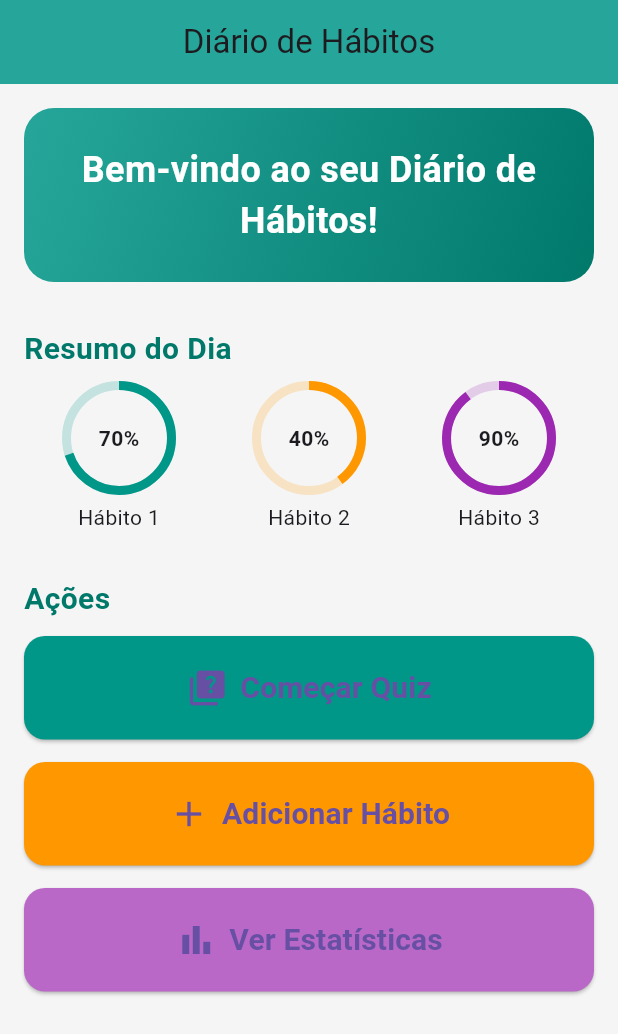
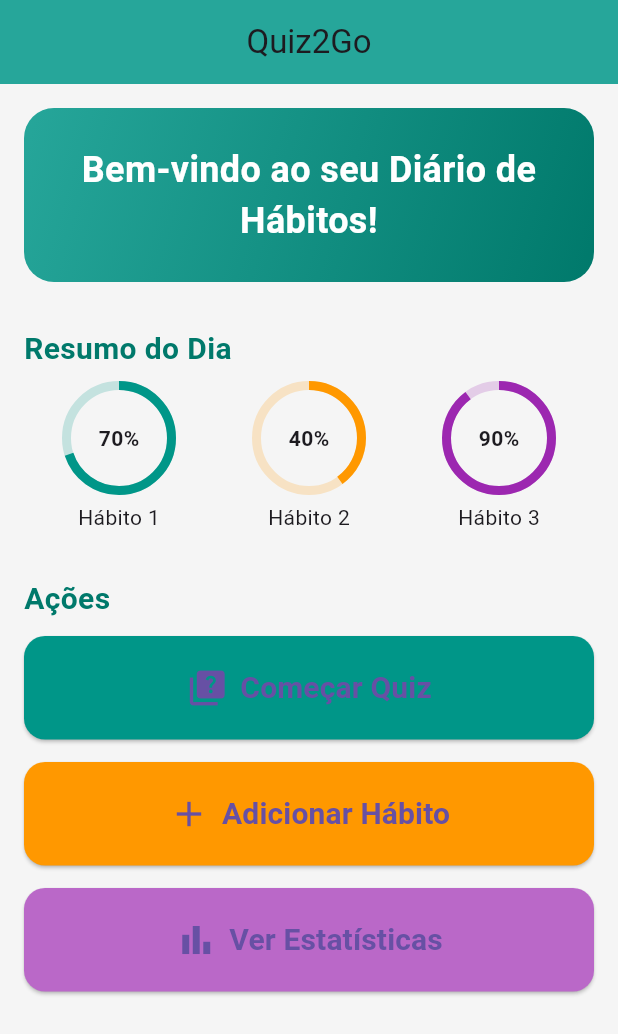
Before and after one commit to EricIkeda1/Quiz2Go, a Flutter app: the screen it shows after launch, on a phone screen of 412 x 824 dp. Shown: the top 1034 px of the screen. Run offline on Flutter 3.47's test engine with Material 3 defaults, Android fonts, the light colour scheme and no system bars.

Commit message:
Mudança de Nome

```diff
--- a/lib/paginas/home.dart
+++ b/lib/paginas/home.dart
@@ -10,7 +10,7 @@ class Home extends StatelessWidget {
     return Scaffold(
       backgroundColor: Colors.grey[100],
       appBar: AppBar(
-        title: const Text("Diário de Hábitos"),
+        title: const Text("Quiz2Go"),
         centerTitle: true,
         backgroundColor: Colors.teal[400],
       ),
--- a/lib/paginas/quiz.dart
+++ b/lib/paginas/quiz.dart
@@ -51,7 +51,7 @@ class _QuizState extends State<Quiz> {
   Widget build(BuildContext context) {
     return Scaffold(
       appBar: AppBar(
-        title: const Text("Quiz de Hábitos"),
+        title: const Text("Quiz2Go"),
         centerTitle: true,
         backgroundColor: Colors.teal[400],
       ),
--- a/pubspec.yaml
+++ b/pubspec.yaml
@@ -1,4 +1,4 @@
-name: diario_habitos
+name: Quiz2Go
 description: "A new Flutter project."
 # The following line prevents the package from being accidentally published to
 # pub.dev using `flutter pub publish`. This is preferred for private packages.
```
